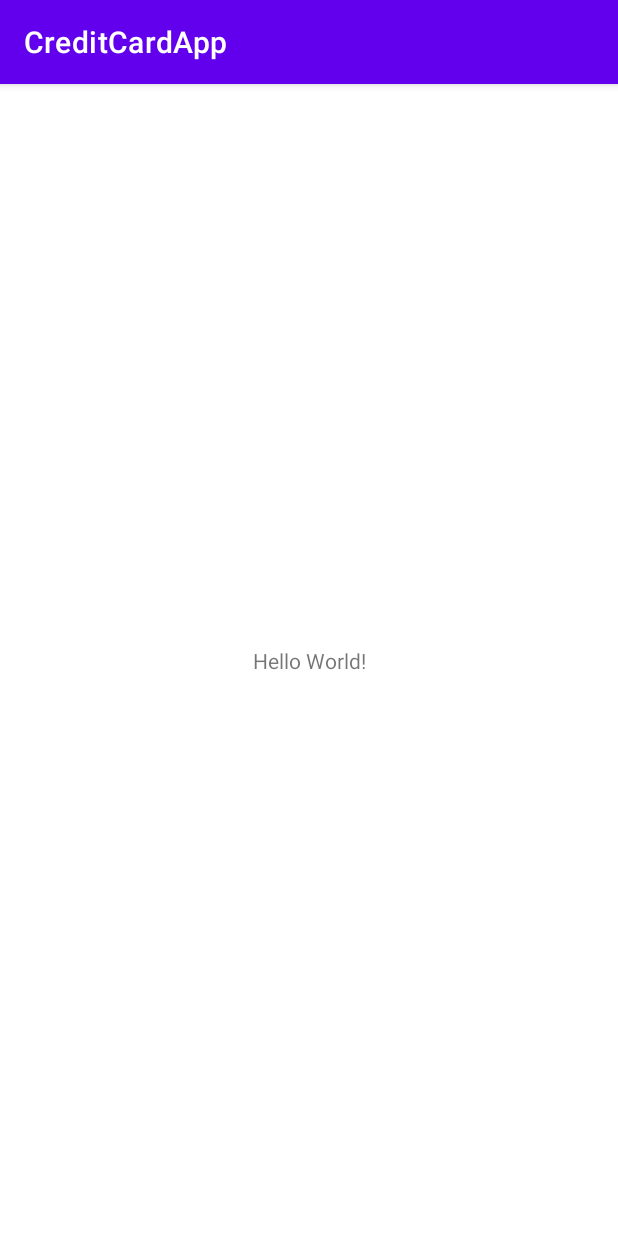
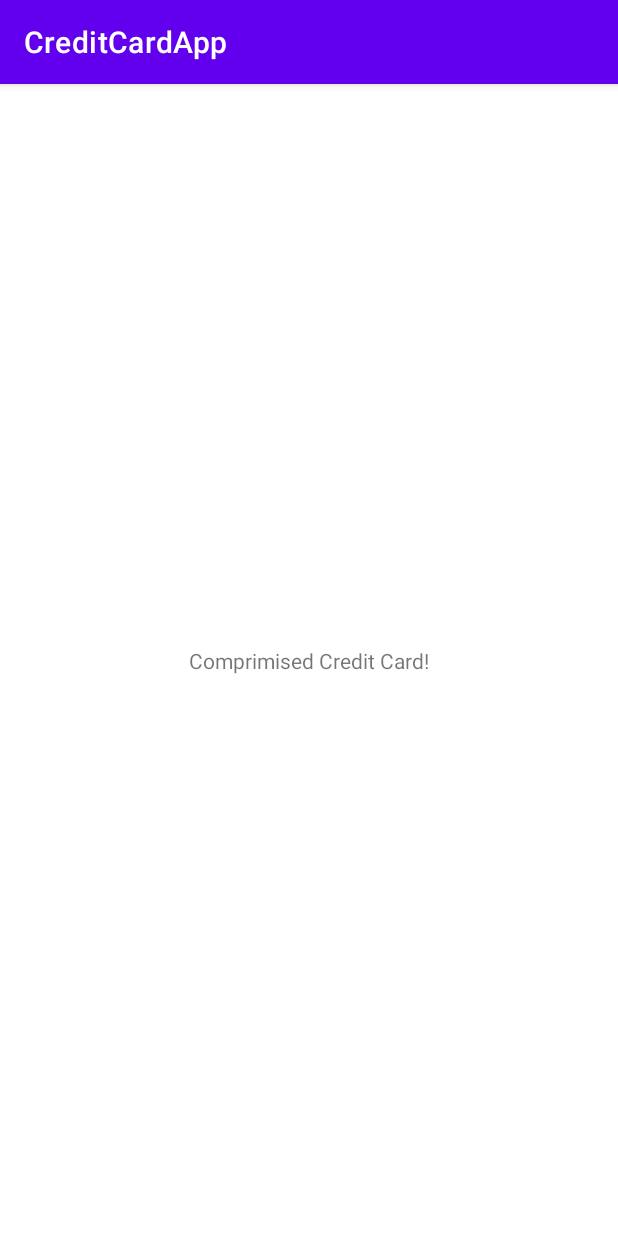
Before and after one commit to mattpost1700/CreditCardApp, an Android app: the screen it shows after launch (MainActivity), on a phone screen of 412 x 824 dp. Run offline under Robolectric (Android 15) with nearby library versions, the phone set to English and light mode, and no system bars.

Commit message:
changed data strings

```diff
--- a/app/src/main/res/layout/activity_main.xml
+++ b/app/src/main/res/layout/activity_main.xml
@@ -9,7 +9,7 @@
     <TextView
         android:layout_width="wrap_content"
         android:layout_height="wrap_content"
-        android:text="Hello World!"
+        android:text="Comprimised Credit Card!"
         app:layout_constraintBottom_toBottomOf="parent"
         app:layout_constraintLeft_toLeftOf="parent"
         app:layout_constraintRight_toRightOf="parent"
--- a/app/src/main/res/values/strings.xml
+++ b/app/src/main/res/values/strings.xml
@@ -1,3 +1,4 @@
 <resources>
     <string name="app_name">CreditCardApp</string>
+    <string name="compromised">Comprimised Credit Card</string>
 </resources>
```
